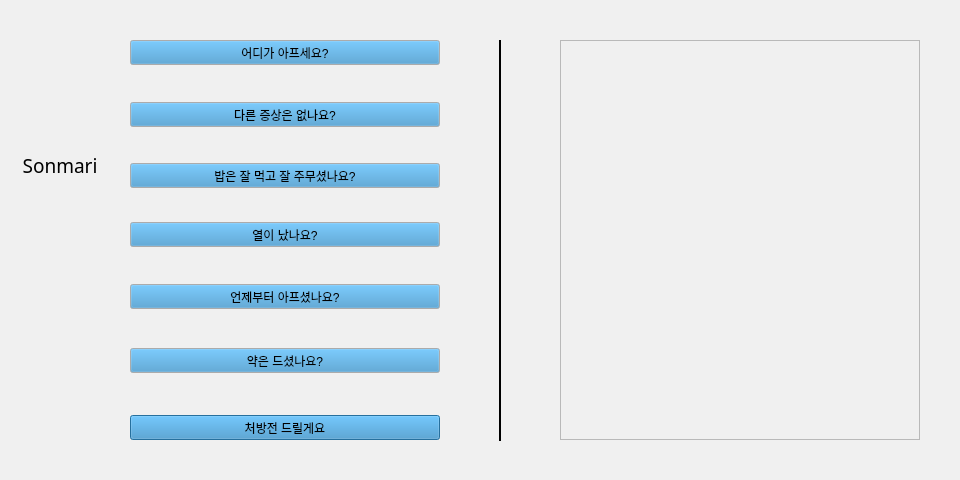
Qt form doctorui.ui (23bulgogi/sonmari) before a commit.
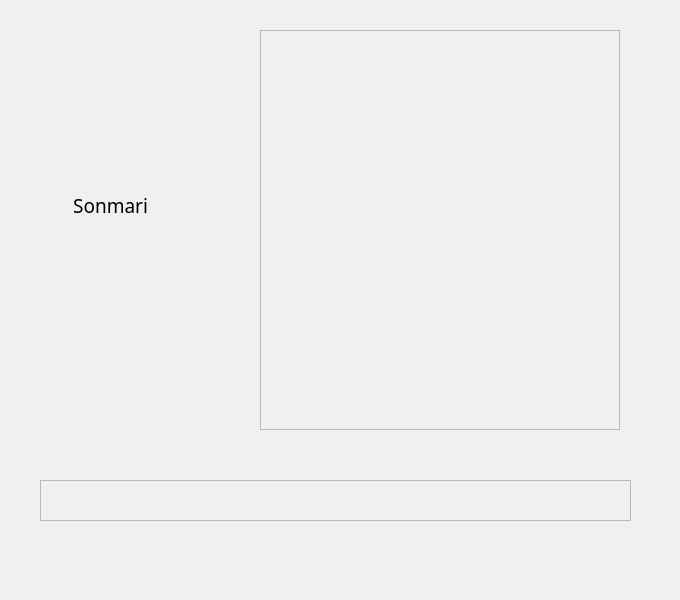
The same form after that commit.

What changed in the file:
```diff
--- a/doctorui.ui
+++ b/doctorui.ui
@@ -6,8 +6,8 @@
    <rect>
     <x>0</x>
     <y>0</y>
-    <width>960</width>
-    <height>480</height>
+    <width>680</width>
+    <height>600</height>
    </rect>
   </property>
   <property name="palette">
@@ -131,169 +131,11 @@
   <property name="windowTitle">
    <string>Doctor</string>
   </property>
-  <widget class="QPushButton" name="pushButton">
-   <property name="geometry">
-    <rect>
-     <x>130</x>
-     <y>40</y>
-     <width>310</width>
-     <height>25</height>
-    </rect>
-   </property>
-   <property name="text">
-    <string>어디가 아프세요?</string>
-   </property>
-   <property name="default">
-    <bool>true</bool>
-   </property>
-  </widget>
-  <widget class="QPushButton" name="pushButton_2">
-   <property name="geometry">
-    <rect>
-     <x>130</x>
-     <y>102</y>
-     <width>310</width>
-     <height>25</height>
-    </rect>
-   </property>
-   <property name="autoFillBackground">
-    <bool>false</bool>
-   </property>
-   <property name="text">
-    <string>다른 증상은 없나요?</string>
-   </property>
-   <property name="default">
-    <bool>true</bool>
-   </property>
-   <property name="flat">
-    <bool>false</bool>
-   </property>
-  </widget>
-  <widget class="QPushButton" name="pushButton_3">
-   <property name="geometry">
-    <rect>
-     <x>130</x>
-     <y>163</y>
-     <width>310</width>
-     <height>25</height>
-    </rect>
-   </property>
-   <property name="palette">
-    <palette>
-     <active>
-      <colorrole role="Base">
-       <brush brushstyle="SolidPattern">
-        <color alpha="255">
-         <red>59</red>
-         <green>144</green>
-         <blue>200</blue>
-        </color>
-       </brush>
-      </colorrole>
-     </active>
-     <inactive>
-      <colorrole role="Base">
-       <brush brushstyle="SolidPattern">
-        <color alpha="255">
-         <red>59</red>
-         <green>144</green>
-         <blue>200</blue>
-        </color>
-       </brush>
-      </colorrole>
-     </inactive>
-     <disabled>
-      <colorrole role="Base">
-       <brush brushstyle="SolidPattern">
-        <color alpha="255">
-         <red>59</red>
-         <green>144</green>
-         <blue>200</blue>
-        </color>
-       </brush>
-      </colorrole>
-     </disabled>
-    </palette>
-   </property>
-   <property name="autoFillBackground">
-    <bool>false</bool>
-   </property>
-   <property name="text">
-    <string>밥은 잘 먹고 잘 주무셨나요?</string>
-   </property>
-   <property name="default">
-    <bool>true</bool>
-   </property>
-  </widget>
-  <widget class="QPushButton" name="pushButton_4">
-   <property name="geometry">
-    <rect>
-     <x>130</x>
-     <y>222</y>
-     <width>310</width>
-     <height>25</height>
-    </rect>
-   </property>
-   <property name="text">
-    <string>열이 났나요?</string>
-   </property>
-   <property name="default">
-    <bool>true</bool>
-   </property>
-  </widget>
-  <widget class="QPushButton" name="pushButton_5">
-   <property name="geometry">
-    <rect>
-     <x>130</x>
-     <y>284</y>
-     <width>310</width>
-     <height>25</height>
-    </rect>
-   </property>
-   <property name="text">
-    <string>언제부터 아프셨나요?</string>
-   </property>
-   <property name="default">
-    <bool>true</bool>
-   </property>
-  </widget>
-  <widget class="QPushButton" name="pushButton_6">
-   <property name="geometry">
-    <rect>
-     <x>130</x>
-     <y>348</y>
-     <width>310</width>
-     <height>25</height>
-    </rect>
-   </property>
-   <property name="text">
-    <string>약은 드셨나요?</string>
-   </property>
-   <property name="default">
-    <bool>true</bool>
-   </property>
-  </widget>
-  <widget class="QPushButton" name="pushButton_7">
-   <property name="geometry">
-    <rect>
-     <x>130</x>
-     <y>415</y>
-     <width>310</width>
-     <height>25</height>
-    </rect>
-   </property>
-   <property name="text">
-    <string>처방전 드릴게요</string>
-   </property>
-   <property name="default">
-    <bool>true</bool>
-   </property>
-  </widget>
   <widget class="QLabel" name="image">
    <property name="geometry">
     <rect>
-     <x>560</x>
-     <y>40</y>
+     <x>260</x>
+     <y>30</y>
      <width>360</width>
      <height>400</height>
     </rect>
@@ -305,32 +147,13 @@
     <string/>
    </property>
   </widget>
-  <widget class="Line" name="line">
-   <property name="geometry">
-    <rect>
-     <x>490</x>
-     <y>40</y>
-     <width>20</width>
-     <height>401</height>
-    </rect>
-   </property>
-   <property name="frameShadow">
-    <enum>QFrame::Plain</enum>
-   </property>
-   <property name="lineWidth">
-    <number>2</number>
-   </property>
-   <property name="orientation">
-    <enum>Qt::Vertical</enum>
-   </property>
-  </widget>
   <widget class="QLabel" name="icon">
    <property name="geometry">
     <rect>
-     <x>20</x>
-     <y>40</y>
-     <width>80</width>
-     <height>80</height>
+     <x>60</x>
+     <y>70</y>
+     <width>91</width>
+     <height>91</height>
     </rect>
    </property>
    <property name="text">
@@ -340,9 +163,9 @@
   <widget class="QLabel" name="label">
    <property name="geometry">
     <rect>
-     <x>20</x>
-     <y>140</y>
-     <width>80</width>
+     <x>40</x>
+     <y>180</y>
+     <width>141</width>
      <height>51</height>
     </rect>
    </property>
@@ -368,6 +191,22 @@
     <bool>true</bool>
    </property>
   </widget>
+  <widget class="QLabel" name="sentence">
+   <property name="geometry">
+    <rect>
+     <x>40</x>
+     <y>480</y>
+     <width>591</width>
+     <height>41</height>
+    </rect>
+   </property>
+   <property name="frameShape">
+    <enum>QFrame::StyledPanel</enum>
+   </property>
+   <property name="text">
+    <string/>
+   </property>
+  </widget>
  </widget>
  <resources/>
  <connections/>
```
